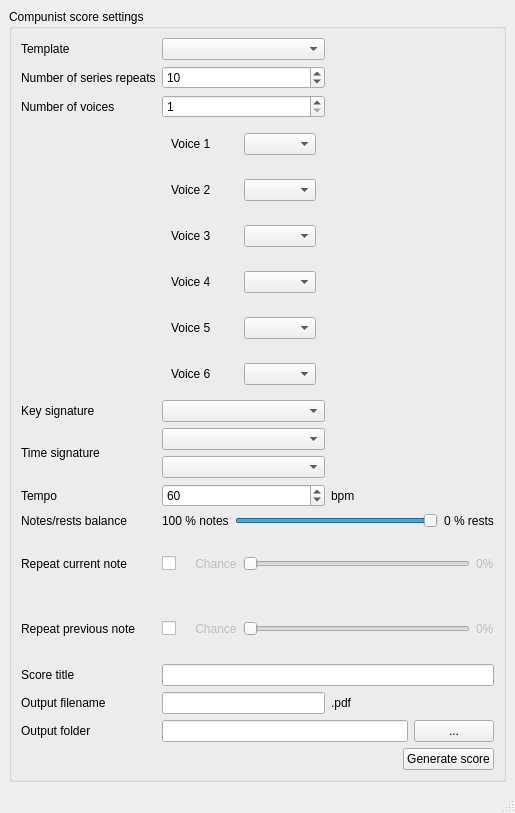
Qt form compunist.ui (HarmaEverts/Dodecaphonist) before a commit.
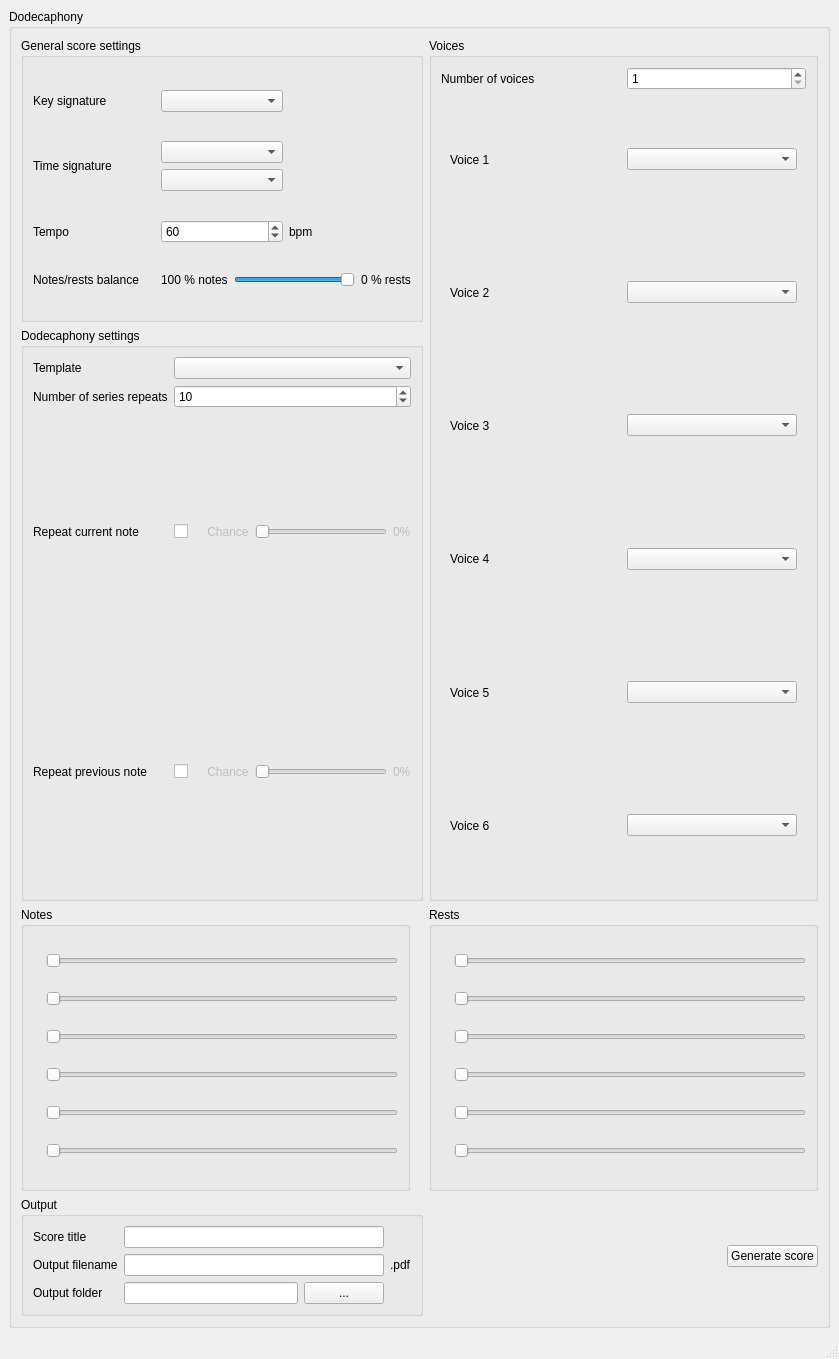
The same form after that commit. Icons and pictures are not drawn.

Commit message: Added resource files (images) for selecting chance of note/rest values.

What changed in the file:
```diff
--- a/compunist.ui
+++ b/compunist.ui
@@ -6,8 +6,8 @@
    <rect>
     <x>0</x>
     <y>0</y>
-    <width>515</width>
-    <height>813</height>
+    <width>839</width>
+    <height>1359</height>
    </rect>
   </property>
   <property name="windowTitle">
@@ -18,42 +18,102 @@
     <item row="0" column="0">
      <widget class="QGroupBox" name="groupBox">
       <property name="title">
-       <string>Compunist score settings</string>
+       <string>Dodecaphony</string>
       </property>
-      <layout class="QGridLayout" name="gridLayout_3">
-       <item row="0" column="0">
-        <layout class="QGridLayout" name="gridLayout_2">
+      <layout class="QGridLayout" name="gridLayout_6">
+       <item row="1" column="0" rowspan="2" colspan="2">
+        <widget class="QGroupBox" name="groupBox_6">
+         <property name="title">
+          <string>Dodecaphony settings</string>
+         </property>
+         <layout class="QGridLayout" name="gridLayout_7">
          <item row="2" column="0">
-          <widget class="QLabel" name="label_3">
+           <widget class="QLabel" name="label_12">
            <property name="text">
-            <string>Number of voices</string>
+             <string>Repeat current note</string>
            </property>
            <property name="buddy">
             <cstring>no_of_voices</cstring>
            </property>
           </widget>
          </item>
-         <item row="7" column="0">
-          <widget class="QLabel" name="label_5">
+          <item row="0" column="0">
+           <widget class="QLabel" name="label">
            <property name="text">
-            <string>Tempo</string>
-           </property>
-          </widget>
-         </item>
-         <item row="12" column="1">
-          <widget class="QLineEdit" name="output_filename_2"/>
-         </item>
-         <item row="1" column="1">
-          <widget class="QSpinBox" name="no_of_repeats">
+             <string>Template</string>
+            </property>
+            <property name="buddy">
+             <cstring>composition_mode</cstring>
+            </property>
+           </widget>
+          </item>
+          <item row="2" column="1">
+           <layout class="QHBoxLayout" name="horizontalLayout_3">
+            <item>
+             <widget class="QCheckBox" name="repeat_current_note">
+              <property name="text">
+               <string/>
+              </property>
+             </widget>
+            </item>
+            <item>
+             <widget class="QLabel" name="currentlabel">
+              <property name="enabled">
+               <bool>false</bool>
+              </property>
+              <property name="text">
+               <string>    Chance</string>
+              </property>
+              <property name="buddy">
+               <cstring>currentslider</cstring>
+              </property>
+             </widget>
+            </item>
+            <item>
+             <widget class="QSlider" name="currentslider">
+              <property name="enabled">
+               <bool>false</bool>
+              </property>
            <property name="minimum">
             <number>1</number>
            </property>
-           <property name="value">
-            <number>10</number>
-           </property>
-          </widget>
-         </item>
-         <item row="10" column="1" colspan="2">
+              <property name="maximum">
+               <number>100</number>
+              </property>
+              <property name="orientation">
+               <enum>Qt::Horizontal</enum>
+              </property>
+             </widget>
+            </item>
+            <item>
+             <widget class="QLabel" name="currentpercentage">
+              <property name="enabled">
+               <bool>false</bool>
+              </property>
+              <property name="text">
+               <string>0%</string>
+              </property>
+              <property name="buddy">
+               <cstring>currentslider</cstring>
+              </property>
+             </widget>
+            </item>
+           </layout>
+          </item>
+          <item row="0" column="1">
+           <widget class="QComboBox" name="composition_mode"/>
+          </item>
+          <item row="1" column="0">
+           <widget class="QLabel" name="label_2">
+            <property name="text">
+             <string>Number of series repeats</string>
+            </property>
+            <property name="buddy">
+             <cstring>no_of_repeats</cstring>
+            </property>
+           </widget>
+          </item>
+          <item row="3" column="1">
           <layout class="QHBoxLayout" name="horizontalLayout_2">
            <item>
             <widget class="QCheckBox" name="repeat_previous_note">
@@ -100,30 +160,80 @@
            </item>
           </layout>
          </item>
-         <item row="11" column="0">
-          <widget class="QLabel" name="label_13">
-           <property name="text">
-            <string>Score title</string>
-           </property>
-          </widget>
-         </item>
-         <item row="7" column="1">
-          <widget class="QSpinBox" name="tempo">
+          <item row="1" column="1">
+           <widget class="QSpinBox" name="no_of_repeats">
            <property name="minimum">
-            <number>12</number>
-           </property>
-           <property name="maximum">
-            <number>200</number>
+             <number>1</number>
            </property>
            <property name="value">
-            <number>60</number>
+             <number>10</number>
            </property>
           </widget>
          </item>
-         <item row="4" column="1">
-          <widget class="QComboBox" name="key"/>
-         </item>
-         <item row="3" column="1">
+          <item row="3" column="0">
+           <widget class="QLabel" name="label_11">
+            <property name="text">
+             <string>Repeat previous note</string>
+            </property>
+            <property name="buddy">
+             <cstring>repeat_previous_note</cstring>
+            </property>
+           </widget>
+          </item>
+         </layout>
+        </widget>
+       </item>
+       <item row="4" column="2">
+        <layout class="QHBoxLayout" name="horizontalLayout_5">
+         <item>
+          <spacer name="horizontalSpacer_2">
+           <property name="orientation">
+            <enum>Qt::Horizontal</enum>
+           </property>
+           <property name="sizeHint" stdset="0">
+            <size>
+             <width>40</width>
+             <height>20</height>
+            </size>
+           </property>
+          </spacer>
+         </item>
+         <item>
+          <widget class="QPushButton" name="generate_score">
+           <property name="text">
+            <string>Generate score</string>
+           </property>
+          </widget>
+         </item>
+        </layout>
+       </item>
+       <item row="0" column="2" rowspan="3">
+        <widget class="QGroupBox" name="groupBox_2">
+         <property name="title">
+          <string>Voices</string>
+         </property>
+         <layout class="QGridLayout" name="gridLayout_2">
+          <item row="0" column="0">
+           <widget class="QLabel" name="label_3">
+            <property name="text">
+             <string>Number of voices</string>
+            </property>
+            <property name="buddy">
+             <cstring>no_of_voices</cstring>
+            </property>
+           </widget>
+          </item>
+          <item row="0" column="1">
+           <widget class="QSpinBox" name="no_of_voices">
+            <property name="minimum">
+             <number>1</number>
+            </property>
+            <property name="maximum">
+             <number>6</number>
+            </property>
+           </widget>
+          </item>
+          <item row="1" column="0" colspan="2">
           <layout class="QVBoxLayout" name="verticalLayout_2">
            <item>
             <widget class="QWidget" name="v1" native="true">
@@ -241,38 +351,94 @@
            </item>
           </layout>
          </item>
-         <item row="5" column="0">
+         </layout>
+        </widget>
+       </item>
+       <item row="0" column="0" colspan="2">
+        <widget class="QGroupBox" name="groupBox_4">
+         <property name="title">
+          <string>General score settings</string>
+         </property>
+         <layout class="QGridLayout" name="gridLayout_5">
+          <item row="2" column="1">
+           <layout class="QVBoxLayout" name="verticalLayout">
+            <item>
+             <widget class="QComboBox" name="time_enumerator">
+              <property name="styleSheet">
+               <string notr="true"/>
+              </property>
+             </widget>
+            </item>
+            <item>
+             <widget class="QComboBox" name="time_denominator">
+              <property name="styleSheet">
+               <string notr="true"/>
+              </property>
+             </widget>
+            </item>
+           </layout>
+          </item>
+          <item row="0" column="1">
+           <widget class="QComboBox" name="key"/>
+          </item>
+          <item row="3" column="0">
+           <widget class="QLabel" name="label_5">
+            <property name="text">
+             <string>Tempo</string>
+            </property>
+            <property name="buddy">
+             <cstring>tempo</cstring>
+            </property>
+           </widget>
+          </item>
+          <item row="2" column="0">
           <widget class="QLabel" name="label_6">
            <property name="text">
             <string>Time signature</string>
            </property>
           </widget>
          </item>
-         <item row="13" column="1" colspan="2">
-          <layout class="QHBoxLayout" name="horizontalLayout">
-           <item>
-            <widget class="QLineEdit" name="output_foldername"/>
-           </item>
-           <item>
-            <widget class="QPushButton" name="open_file_explorer">
+          <item row="0" column="0">
+           <widget class="QLabel" name="label_4">
              <property name="text">
-              <string>...</string>
-             </property>
-            </widget>
-           </item>
-          </layout>
-         </item>
-         <item row="13" column="0">
-          <widget class="QLabel" name="label_7">
+             <string>Key signature</string>
+            </property>
+            <property name="buddy">
+             <cstring>key</cstring>
+            </property>
+           </widget>
+          </item>
+          <item row="3" column="2">
+           <widget class="QLabel" name="label_17">
            <property name="text">
-            <string>Output folder</string>
+             <string>bpm</string>
            </property>
            <property name="buddy">
             <cstring>output_foldername</cstring>
            </property>
           </widget>
          </item>
-         <item row="8" column="1" colspan="2">
+          <item row="3" column="1">
+           <widget class="QSpinBox" name="tempo">
+            <property name="minimum">
+             <number>12</number>
+            </property>
+            <property name="maximum">
+             <number>200</number>
+            </property>
+            <property name="value">
+             <number>60</number>
+            </property>
+           </widget>
+          </item>
+          <item row="4" column="0">
+           <widget class="QLabel" name="label_8">
+            <property name="text">
+             <string>Notes/rests balance</string>
+            </property>
+           </widget>
+          </item>
+          <item row="4" column="1" colspan="2">
           <layout class="QGridLayout" name="gridLayout">
            <item row="0" column="1">
             <widget class="QSlider" name="notes_rests_slider">
@@ -306,209 +472,383 @@
            </item>
           </layout>
          </item>
-         <item row="10" column="0">
-          <widget class="QLabel" name="label_11">
+         </layout>
+        </widget>
+       </item>
+       <item row="2" column="1">
+        <widget class="QLabel" name="label_18">
            <property name="text">
-            <string>Repeat previous note</string>
+          <string/>
+         </property>
+        </widget>
+       </item>
+       <item row="3" column="2">
+        <widget class="QGroupBox" name="groupBox_7">
+         <property name="title">
+          <string>Rests</string>
+         </property>
+         <layout class="QGridLayout" name="gridLayout_9">
+          <item row="4" column="1">
+           <widget class="QSlider" name="horizontalSlider_11">
+            <property name="orientation">
+             <enum>Qt::Horizontal</enum>
+            </property>
+           </widget>
+          </item>
+          <item row="1" column="1">
+           <widget class="QSlider" name="horizontalSlider_8">
+            <property name="orientation">
+             <enum>Qt::Horizontal</enum>
+            </property>
+           </widget>
+          </item>
+          <item row="5" column="0">
+           <widget class="QLabel" name="label_27">
+            <property name="text">
+             <string/>
+            </property>
+            <property name="pixmap">
+             <pixmap resource="resources.qrc">:/icons/thirty second rest</pixmap>
+            </property>
+            <property name="scaledContents">
+             <bool>true</bool>
+            </property>
+            <property name="buddy">
+             <cstring>horizontalSlider_12</cstring>
+            </property>
+           </widget>
+          </item>
+          <item row="2" column="1">
+           <widget class="QSlider" name="horizontalSlider_9">
+            <property name="orientation">
+             <enum>Qt::Horizontal</enum>
+            </property>
+           </widget>
+          </item>
+          <item row="3" column="0">
+           <widget class="QLabel" name="label_25">
+            <property name="text">
+             <string/>
+            </property>
+            <property name="pixmap">
+             <pixmap resource="resources.qrc">:/icons/eighth rest</pixmap>
+            </property>
+            <property name="scaledContents">
+             <bool>true</bool>
+            </property>
+            <property name="buddy">
+             <cstring>horizontalSlider_10</cstring>
+            </property>
+           </widget>
+          </item>
+          <item row="0" column="1">
+           <widget class="QSlider" name="horizontalSlider_7">
+            <property name="orientation">
+             <enum>Qt::Horizontal</enum>
+            </property>
+           </widget>
+          </item>
+          <item row="3" column="1">
+           <widget class="QSlider" name="horizontalSlider_10">
+            <property name="orientation">
+             <enum>Qt::Horizontal</enum>
+            </property>
+           </widget>
+          </item>
+          <item row="1" column="0">
+           <widget class="QLabel" name="label_23">
+            <property name="text">
+             <string/>
+            </property>
+            <property name="pixmap">
+             <pixmap resource="resources.qrc">:/icons/half rest</pixmap>
+            </property>
+            <property name="scaledContents">
+             <bool>true</bool>
+            </property>
+            <property name="buddy">
+             <cstring>horizontalSlider_8</cstring>
+            </property>
+           </widget>
+          </item>
+          <item row="2" column="0">
+           <widget class="QLabel" name="label_24">
+            <property name="text">
+             <string/>
+            </property>
+            <property name="pixmap">
+             <pixmap resource="resources.qrc">:/icons/quarter rest</pixmap>
+            </property>
+            <property name="scaledContents">
+             <bool>true</bool>
+            </property>
+            <property name="buddy">
+             <cstring>horizontalSlider_9</cstring>
            </property>
           </widget>
          </item>
          <item row="4" column="0">
-          <widget class="QLabel" name="label_4">
+           <widget class="QLabel" name="label_26">
            <property name="text">
-            <string>Key signature</string>
-           </property>
+             <string/>
+            </property>
+            <property name="pixmap">
+             <pixmap resource="resources.qrc">:/icons/sixteenth rest</pixmap>
+            </property>
+            <property name="scaledContents">
+             <bool>true</bool>
+            </property>
            <property name="buddy">
             <cstring>key</cstring>
            </property>
           </widget>
          </item>
-         <item row="12" column="0">
+          <item row="0" column="0">
+           <widget class="QLabel" name="label_22">
+            <property name="text">
+             <string/>
+            </property>
+            <property name="pixmap">
+             <pixmap resource="resources.qrc">:/icons/whole rest</pixmap>
+            </property>
+            <property name="scaledContents">
+             <bool>true</bool>
+            </property>
+            <property name="buddy">
+             <cstring>horizontalSlider_7</cstring>
+            </property>
+           </widget>
+          </item>
+          <item row="5" column="1">
+           <widget class="QSlider" name="horizontalSlider_12">
+            <property name="orientation">
+             <enum>Qt::Horizontal</enum>
+            </property>
+           </widget>
+          </item>
+         </layout>
+        </widget>
+       </item>
+       <item row="4" column="0" colspan="2">
+        <widget class="QGroupBox" name="groupBox_3">
+         <property name="title">
+          <string>Output</string>
+         </property>
+         <layout class="QGridLayout" name="gridLayout_3">
+          <item row="0" column="0">
+           <widget class="QLabel" name="label_13">
+            <property name="text">
+             <string>Score title</string>
+            </property>
+            <property name="buddy">
+             <cstring>score_title</cstring>
+            </property>
+           </widget>
+          </item>
+          <item row="0" column="1">
+           <widget class="QLineEdit" name="score_title"/>
+          </item>
+          <item row="1" column="0">
           <widget class="QLabel" name="label_9">
            <property name="text">
             <string>Output filename</string>
            </property>
-          </widget>
-         </item>
-         <item row="7" column="2">
-          <widget class="QLabel" name="label_17">
-           <property name="text">
-            <string>bpm</string>
+            <property name="buddy">
+             <cstring>output_filename_2</cstring>
            </property>
           </widget>
          </item>
-         <item row="8" column="0">
-          <widget class="QLabel" name="label_8">
-           <property name="text">
-            <string>Notes/rests balance</string>
-           </property>
-          </widget>
-         </item>
-         <item row="9" column="1" colspan="2">
-          <layout class="QHBoxLayout" name="horizontalLayout_3">
-           <item>
-            <widget class="QCheckBox" name="repeat_current_note">
-             <property name="text">
-              <string/>
-             </property>
-            </widget>
-           </item>
-           <item>
-            <widget class="QLabel" name="currentlabel">
-             <property name="enabled">
-              <bool>false</bool>
-             </property>
-             <property name="text">
-              <string>    Chance</string>
-             </property>
-            </widget>
-           </item>
-           <item>
-            <widget class="QSlider" name="currentslider">
-             <property name="enabled">
-              <bool>false</bool>
-             </property>
-             <property name="minimum">
-              <number>1</number>
-             </property>
-             <property name="maximum">
-              <number>100</number>
-             </property>
-             <property name="orientation">
-              <enum>Qt::Horizontal</enum>
-             </property>
-            </widget>
-           </item>
-           <item>
-            <widget class="QLabel" name="currentpercentage">
-             <property name="enabled">
-              <bool>false</bool>
-             </property>
-             <property name="text">
-              <string>0%</string>
-             </property>
-            </widget>
-           </item>
-          </layout>
-         </item>
-         <item row="0" column="1">
-          <widget class="QComboBox" name="composition_mode"/>
-         </item>
-         <item row="9" column="0">
-          <widget class="QLabel" name="label_12">
-           <property name="text">
-            <string>Repeat current note</string>
-           </property>
-          </widget>
-         </item>
-         <item row="1" column="0">
-          <widget class="QLabel" name="label_2">
-           <property name="text">
-            <string>Number of series repeats</string>
-           </property>
-          </widget>
-         </item>
-         <item row="12" column="2">
+          <item row="1" column="1">
+           <widget class="QLineEdit" name="output_filename_2"/>
+          </item>
+          <item row="1" column="2">
           <widget class="QLabel" name="label_10">
            <property name="text">
             <string>.pdf</string>
            </property>
-          </widget>
-         </item>
-         <item row="1" column="2">
-          <spacer name="horizontalSpacer">
-           <property name="orientation">
-            <enum>Qt::Horizontal</enum>
-           </property>
-           <property name="sizeHint" stdset="0">
-            <size>
-             <width>132</width>
-             <height>20</height>
-            </size>
-           </property>
-          </spacer>
+            <property name="buddy">
+             <cstring>output_filename_2</cstring>
+            </property>
+           </widget>
+          </item>
+          <item row="2" column="0">
+           <widget class="QLabel" name="label_7">
+            <property name="text">
+             <string>Output folder</string>
+            </property>
+            <property name="buddy">
+             <cstring>output_foldername</cstring>
+            </property>
+           </widget>
          </item>
          <item row="2" column="1">
-          <widget class="QSpinBox" name="no_of_voices">
-           <property name="minimum">
-            <number>1</number>
-           </property>
-           <property name="maximum">
-            <number>6</number>
-           </property>
-          </widget>
-         </item>
-         <item row="5" column="1">
-          <layout class="QVBoxLayout" name="verticalLayout">
+           <layout class="QHBoxLayout" name="horizontalLayout">
            <item>
-            <widget class="QComboBox" name="time_enumerator">
-             <property name="styleSheet">
-              <string notr="true"/>
-             </property>
-            </widget>
+             <widget class="QLineEdit" name="output_foldername"/>
            </item>
            <item>
-            <widget class="QComboBox" name="time_denominator">
-             <property name="styleSheet">
-              <string notr="true"/>
+             <widget class="QPushButton" name="open_file_explorer">
+              <property name="text">
+               <string>...</string>
              </property>
             </widget>
            </item>
           </layout>
          </item>
-         <item row="14" column="0" colspan="3">
-          <layout class="QHBoxLayout" name="horizontalLayout_5">
-           <item>
-            <spacer name="horizontalSpacer_2">
-             <property name="orientation">
-              <enum>Qt::Horizontal</enum>
-             </property>
-             <property name="sizeHint" stdset="0">
-              <size>
-               <width>40</width>
-               <height>20</height>
-              </size>
-             </property>
-            </spacer>
-           </item>
-           <item>
-            <widget class="QPushButton" name="generate_score">
+         </layout>
+        </widget>
+       </item>
+       <item row="3" column="0">
+        <widget class="QGroupBox" name="groupBox_5">
+         <property name="title">
+          <string>Notes</string>
+         </property>
+         <layout class="QGridLayout" name="gridLayout_8">
+          <item row="2" column="0">
+           <widget class="QLabel" name="label_16">
              <property name="text">
-              <string>Generate score</string>
-             </property>
-            </widget>
-           </item>
-          </layout>
+             <string/>
+            </property>
+            <property name="pixmap">
+             <pixmap resource="resources.qrc">:/icons/quarter note</pixmap>
+            </property>
+            <property name="scaledContents">
+             <bool>true</bool>
+            </property>
+            <property name="buddy">
+             <cstring>horizontalSlider_3</cstring>
+            </property>
+           </widget>
          </item>
          <item row="0" column="0">
-          <widget class="QLabel" name="label">
+           <widget class="QLabel" name="label_14">
            <property name="text">
-            <string>Template</string>
-           </property>
+             <string/>
+            </property>
+            <property name="pixmap">
+             <pixmap resource="resources.qrc">:/icons/whole note</pixmap>
+            </property>
+            <property name="scaledContents">
+             <bool>true</bool>
+            </property>
            <property name="buddy">
             <cstring>composition_mode</cstring>
            </property>
           </widget>
          </item>
-         <item row="11" column="1" colspan="2">
-          <widget class="QLineEdit" name="score_title"/>
-         </item>
-        </layout>
-       </item>
-      </layout>
-      <widget class="QLabel" name="label_18">
-       <property name="geometry">
-        <rect>
-         <x>341</x>
-         <y>421</y>
-         <width>16</width>
-         <height>16</height>
-        </rect>
-       </property>
+          <item row="1" column="0">
+           <widget class="QLabel" name="label_15">
+            <property name="styleSheet">
+             <string notr="true"/>
+            </property>
+            <property name="text">
+             <string/>
+            </property>
+            <property name="pixmap">
+             <pixmap resource="resources.qrc">:/icons/half note</pixmap>
+            </property>
+            <property name="scaledContents">
+             <bool>true</bool>
+            </property>
+            <property name="buddy">
+             <cstring>horizontalSlider_2</cstring>
+            </property>
+           </widget>
+          </item>
+          <item row="4" column="0">
+           <widget class="QLabel" name="label_19">
+            <property name="text">
+             <string/>
+            </property>
+            <property name="pixmap">
+             <pixmap resource="resources.qrc">:/icons/eighth note</pixmap>
+            </property>
+            <property name="scaledContents">
+             <bool>true</bool>
+            </property>
+            <property name="buddy">
+             <cstring>horizontalSlider_4</cstring>
+            </property>
+           </widget>
+          </item>
+          <item row="6" column="0">
+           <widget class="QLabel" name="label_20">
+            <property name="text">
+             <string/>
+            </property>
+            <property name="pixmap">
+             <pixmap resource="resources.qrc">:/icons/sixteenth note</pixmap>
+            </property>
+            <property name="scaledContents">
+             <bool>true</bool>
+            </property>
+            <property name="buddy">
+             <cstring>horizontalSlider_5</cstring>
+            </property>
+           </widget>
+          </item>
+          <item row="9" column="0">
+           <widget class="QLabel" name="label_21">
        <property name="text">
         <string/>
        </property>
-      </widget>
+            <property name="pixmap">
+             <pixmap resource="resources.qrc">:/icons/thirty second note</pixmap>
+            </property>
+            <property name="scaledContents">
+             <bool>true</bool>
+            </property>
+            <property name="buddy">
+             <cstring>horizontalSlider_6</cstring>
+            </property>
+           </widget>
+          </item>
+          <item row="4" column="1">
+           <widget class="QSlider" name="horizontalSlider_4">
+            <property name="orientation">
+             <enum>Qt::Horizontal</enum>
+            </property>
+           </widget>
+          </item>
+          <item row="6" column="1">
+           <widget class="QSlider" name="horizontalSlider_5">
+            <property name="orientation">
+             <enum>Qt::Horizontal</enum>
+            </property>
+           </widget>
+          </item>
+          <item row="9" column="1">
+           <widget class="QSlider" name="horizontalSlider_6">
+            <property name="orientation">
+             <enum>Qt::Horizontal</enum>
+            </property>
+           </widget>
+          </item>
+          <item row="1" column="1">
+           <widget class="QSlider" name="horizontalSlider_2">
+            <property name="orientation">
+             <enum>Qt::Horizontal</enum>
+            </property>
+           </widget>
+          </item>
+          <item row="0" column="1">
+           <widget class="QSlider" name="horizontalSlider">
+            <property name="orientation">
+             <enum>Qt::Horizontal</enum>
+            </property>
+           </widget>
+          </item>
+          <item row="2" column="1">
+           <widget class="QSlider" name="horizontalSlider_3">
+            <property name="orientation">
+             <enum>Qt::Horizontal</enum>
+            </property>
+           </widget>
+          </item>
+         </layout>
+        </widget>
+       </item>
+      </layout>
      </widget>
     </item>
    </layout>
```
Left out of the diff: 37 changed lines with no effect on the pictures. Lines whose indentation alone changed are shown as unchanged. The commit also changes 18 other files.
